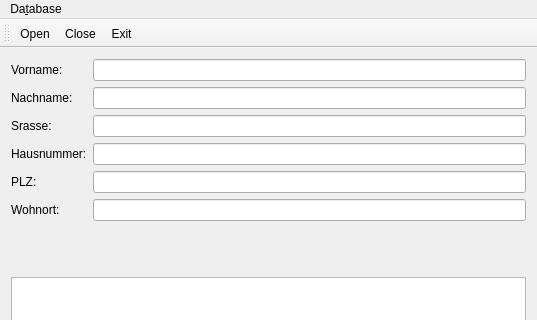
The window that mainwindow.ui (JUNGROL/testQt) describes before a commit, drawn with Qt 5; both pictures show x 0 to 537 and y 0 to 320 of the 537 by 579 pixel window.
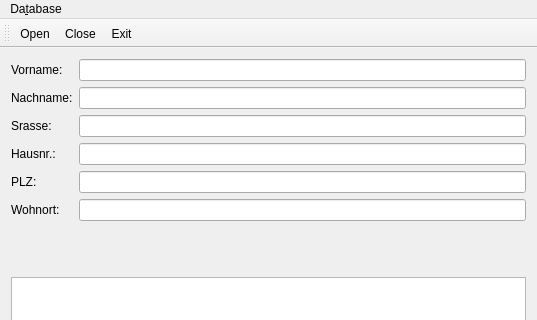
The same window after the commit. Icons and pictures are not drawn.

Commit message: change Hausnummer to Hausnr.

Patch:
```diff
--- a/mainwindow.ui
+++ b/mainwindow.ui
@@ -40,7 +40,7 @@
       <item row="3" column="0">
        <widget class="QLabel" name="mlblHausnummer">
         <property name="text">
-         <string>Hausnummer:</string>
+         <string>Hausnr.:</string>
         </property>
        </widget>
       </item>
```
